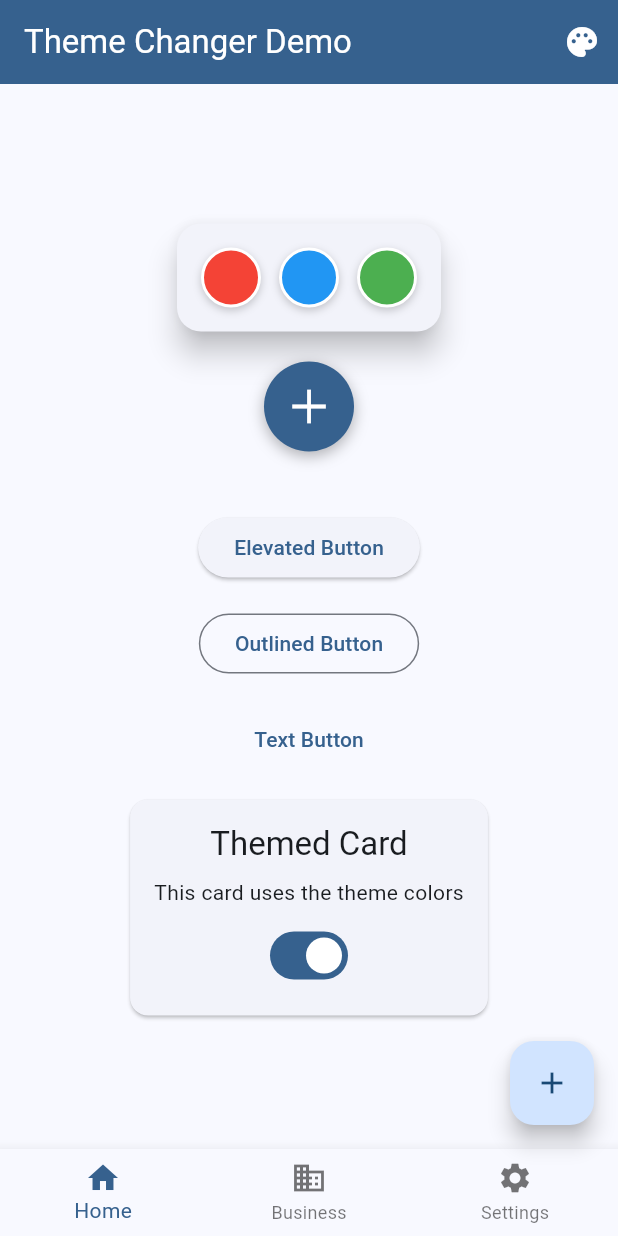
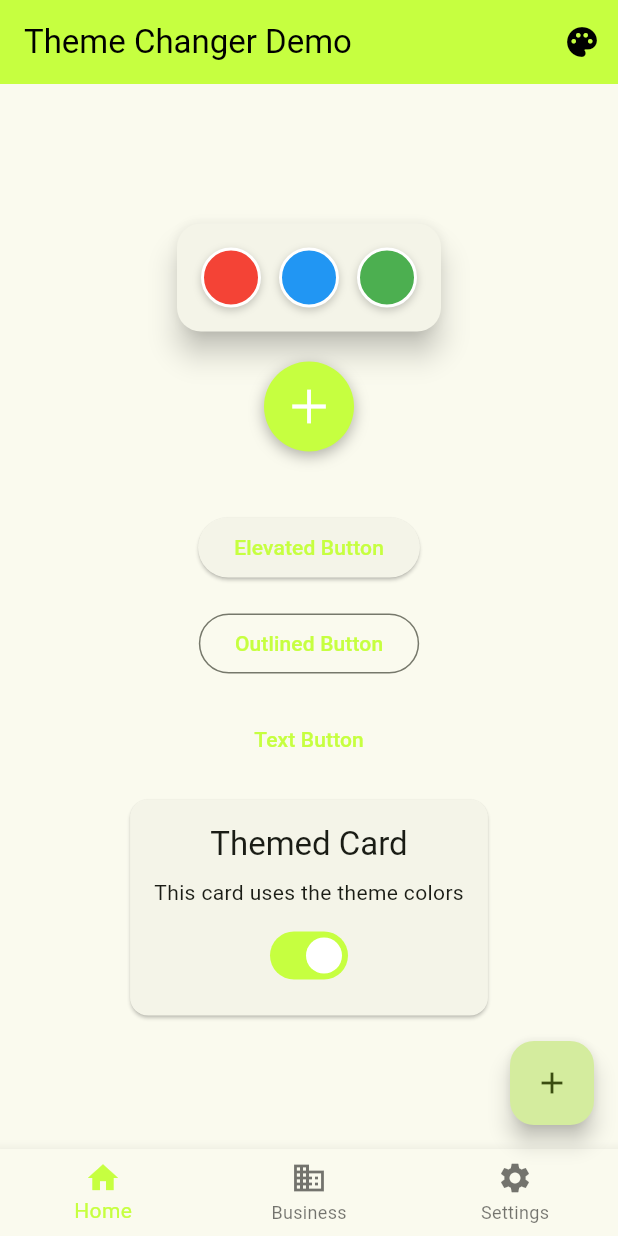
Before and after one commit to erfanalizada/flutter_theme_changer_erfan, a Flutter app: the screen it shows after launch, after a tap on the "color lens" icon, on a phone screen of 412 x 824 dp. Run offline on Flutter 3.47's test engine with Material 3 defaults, Android fonts, the light colour scheme and no system bars; our stand-ins replace flutter_riverpod, shared_preferences.

Commit message:
added default theme color property for dynamic defualt theme handeling

```diff
--- a/lib/main.dart
+++ b/lib/main.dart
@@ -81,7 +81,7 @@ class _PerformanceMonitorWidgetState extends State<PerformanceMonitorWidget> {
   }
 }
 
-// Modify your MyApp class to use the performance monitor
+// Modify your MyApp class to use the performance monitor and pass required defaultColor
 class MyApp extends StatelessWidget {
   const MyApp({super.key});
 
@@ -90,6 +90,7 @@ class MyApp extends StatelessWidget {
     return const PerformanceMonitorWidget(
       child: ThemeChanger(
         title: 'Theme Dialog Demo',
+        defaultColor: Color.fromARGB(255, 198, 255, 64), // Required default color
         child: ThemeChangerDemo(),
       ),
     );
--- a/lib/src/theme_changer.dart
+++ b/lib/src/theme_changer.dart
@@ -6,15 +6,23 @@ import 'theme_controller.dart';
 class ThemeChanger extends ConsumerWidget {
   final Widget child;
   final String? title;
+  final Color defaultColor;
 
   const ThemeChanger({
     super.key,
     required this.child,
     this.title,
+    required this.defaultColor,
   });
 
   @override
   Widget build(BuildContext context, WidgetRef ref) {
+    // Initialize the theme provider with the default color
+    // This ensures we're using the same provider instance
+    WidgetsBinding.instance.addPostFrameCallback((_) {
+      ref.read(themeProvider.notifier).setDefaultColor(defaultColor);
+    });
+
     return MaterialApp(
       title: title ?? 'Theme Changer',
       theme: ref.watch(themeProvider),
@@ -27,5 +35,6 @@ class ThemeChanger extends ConsumerWidget {
     super.debugFillProperties(properties);
     properties.add(DiagnosticsProperty<Widget>('child', child));
     properties.add(DiagnosticsProperty<String>('title', title));
+    properties.add(ColorProperty('defaultColor', defaultColor));
   }
 }
--- a/lib/src/theme_controller.dart
+++ b/lib/src/theme_controller.dart
@@ -23,24 +23,27 @@ ThemeData _generateThemeData(Color primaryColor) {
 }
 
 class ThemeNotifier extends StateNotifier<ThemeData> {
-  ThemeNotifier() : super(_defaultTheme) {
+  Color _defaultColor = Colors.blue; // Default fallback, will be overridden
+  bool _hasUserSelectedColor = false; // Track if user has selected a color
+
+  ThemeNotifier() : super(_generateThemeData(Colors.blue)) {
     // Load saved theme asynchronously without blocking
     _loadSavedThemeAsync();
   }
 
-  static final _defaultTheme = (() {
-    final colorScheme = ColorScheme.fromSeed(seedColor: Colors.blue);
-    return ThemeData(
-      colorScheme: colorScheme,
-      useMaterial3: true,
-      appBarTheme: AppBarTheme(
-        backgroundColor: colorScheme.primary,
-        foregroundColor: colorScheme.onPrimary,
-      ),
-    );
-  })();
+  // Method to set the default color from ThemeChanger
+  void setDefaultColor(Color color) {
+    _defaultColor = color;
+    // Only update the theme if user hasn't selected a color and we haven't loaded a saved theme
+    if (!_hasUserSelectedColor && state.colorScheme.primary == Colors.blue) {
+      state = _generateThemeData(color);
+    }
+  }
 
   Future<void> updateThemeOffMainThread(Color primaryColor) async {
+    // Mark that user has selected a color
+    _hasUserSelectedColor = true;
+
     developer.log('Starting theme update', name: 'performance');
     final startTime = DateTime.now();
 
@@ -87,9 +90,15 @@ class ThemeNotifier extends StateNotifier<ThemeData> {
       try {
         final colorValue = int.parse(colorString.substring(1), radix: 16);
         final color = Color(colorValue);
+        _hasUserSelectedColor = true; // Mark that we have a saved user selection
         updateThemeOffMainThread(color);
       } catch (e) {
         // If parsing fails, keep the default theme
+      }
+    } else {
+      // No saved theme, use the default color
+      if (!_hasUserSelectedColor) {
+        updateThemeOffMainThread(_defaultColor);
       }
     }
   }
@@ -103,6 +112,9 @@ class ThemeNotifier extends StateNotifier<ThemeData> {
 
   // Add this method back for compatibility
   void updateTheme(Color primaryColor) {
+    // Mark that user has selected a color
+    _hasUserSelectedColor = true;
+
     // For better performance, use the off-main-thread version
     updateThemeOffMainThread(primaryColor);
 
@@ -127,5 +139,9 @@ class ThemeNotifier extends StateNotifier<ThemeData> {
 }
 
 final themeProvider = StateNotifierProvider<ThemeNotifier, ThemeData>((ref) {
+  // This will be initialized with the default color from ThemeChanger
+  // The actual color will be set when ThemeChanger is created
   return ThemeNotifier();
 });
+
+// Remove the family provider since we'll initialize the main provider with the default color
```
Also changed, not shown: 1 other file.
